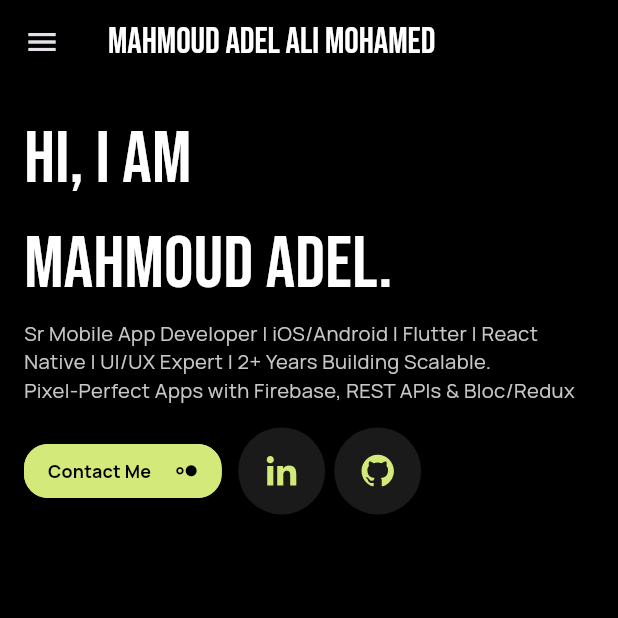
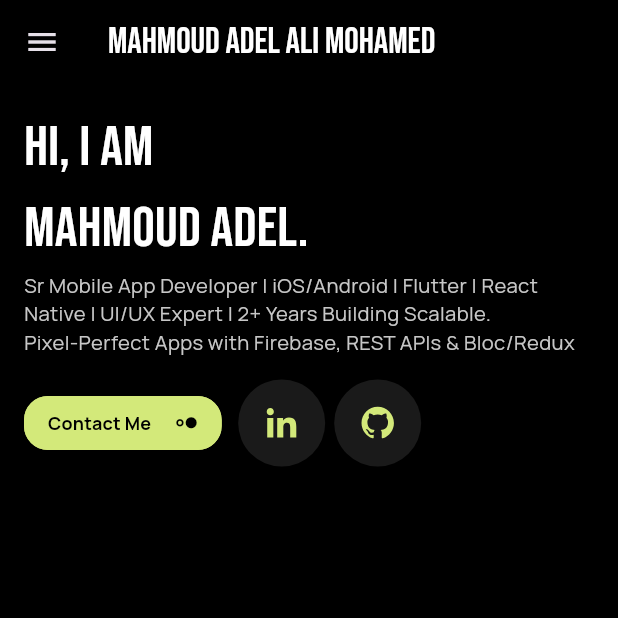
Before and after one commit to Mahmoud-Adel-Ali/My_Portfolio, a Flutter app: the screen it shows after launch, on a phone screen of 412 x 824 dp, the top half of it. Run offline on Flutter 3.47's test engine with Material 3 defaults, Android fonts, the phone set to English and light mode, and no system bars; our stand-ins replace flutter_svg.

Commit message:
refactor the largest text style

```diff
--- a/lib/core/utils/app_styles.dart
+++ b/lib/core/utils/app_styles.dart
@@ -68,9 +68,9 @@ abstract class AppStyles {
         color: AppColors.white,
       );
 
-  static TextStyle regular65(BuildContext context) => TextStyle(
+  static TextStyle regular50(BuildContext context) => TextStyle(
         fontWeight: FontWeight.w400,
-        fontSize: getResponsiveFontsize(context, fontsize: 65),
+        fontSize: getResponsiveFontsize(context, fontsize: 50),
         fontFamily: Constants.bebasNeueFontFamily,
         color: AppColors.white,
       );
--- a/lib/features/portfolio/presentation/views/widgets/name_and_title_and_contact_me_section.dart
+++ b/lib/features/portfolio/presentation/views/widgets/name_and_title_and_contact_me_section.dart
@@ -18,7 +18,7 @@ class NameAndTitleAndContactMeSection extends StatelessWidget {
           width: double.infinity,
           child: SelectableText(
             "hi, i am \nmahmoud adel.",
-            style: AppStyles.regular65(context),
+            style: AppStyles.regular50(context),
           ),
         ),
         SizedBox(
```
